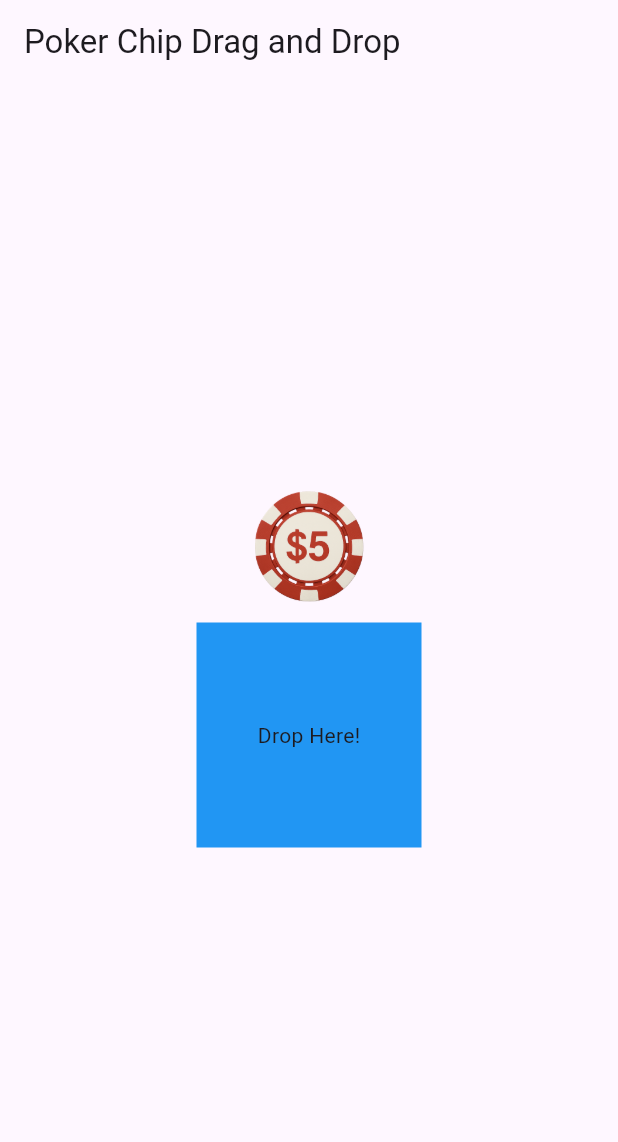
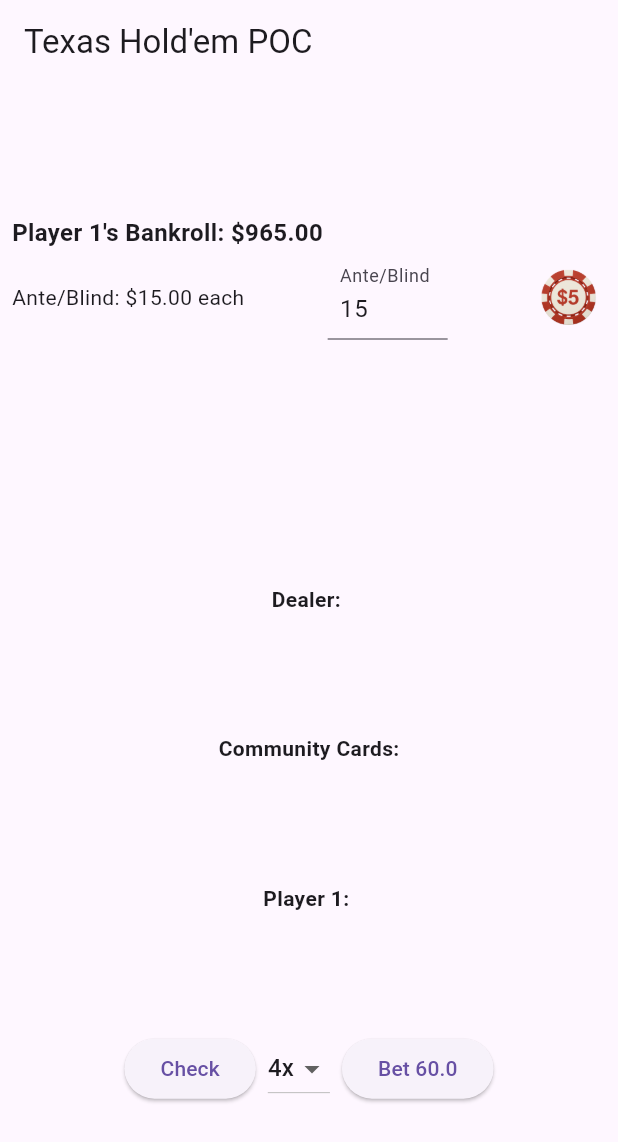
Before and after one commit to JamesKPreston/uth, a Flutter app: the screen it shows after launch, on a phone screen of 412 x 824 dp. Shown: the top 1142 px of the screen. Run offline on Flutter 3.47's test engine with Material 3 defaults, Android fonts, the phone set to English and light mode, and no system bars; missing offline and left inert: playing_cards, poker_solver; statements that could not run were skipped.

Commit message:
It's ugly but I can now drag and drop the chip onto a spot have have it increase the ante/blind amount by the amount of the chip

```diff
--- a/lib/widgets/texas_holdem.dart
+++ b/lib/widgets/texas_holdem.dart
@@ -229,288 +229,211 @@ class UltimateTexasHoldemState extends State<UltimateTexasHoldem> {
     }
   }
 
-  bool chipDropped = false; // Track whether the chip is dropped
-  Offset chipPosition = Offset(0, 0); // Track the position of the chip in the target
-  bool isInsideTarget = false; // Track if the chip is inside the drag target area
-
   @override
   Widget build(BuildContext context) {
     return Scaffold(
       appBar: AppBar(
-        title: const Text('Poker Chip Drag and Drop'),
+        title: const Text('Texas Hold\'em POC'),
       ),
-      body: Center(
+      body: Padding(
+        padding: const EdgeInsets.all(8),
         child: Column(
-          mainAxisAlignment: MainAxisAlignment.center,
+          mainAxisAlignment: MainAxisAlignment.spaceEvenly,
           children: [
-            // Draggable Poker Chip
-            if (!chipDropped)
-              Draggable(
-                data: 'poker_chip',
-                feedback: Material(
-                  color: Colors.transparent,
-                  child: Image.asset('assets/red_chip.png', width: 100),
+            // Top section - Player info and controls
+            Column(
+              crossAxisAlignment: CrossAxisAlignment.start,
+              children: [
+                // Bankroll info
+                Text(
+                  '${player1.name}\'s Bankroll: \$${player1.bankroll.toStringAsFixed(2)}',
+                  style: const TextStyle(fontSize: 16, fontWeight: FontWeight.bold),
                 ),
-                childWhenDragging: Container(),
-                onDraggableCanceled: (velocity, offset) {
-                  // Handle cancellation of dragging (e.g., chip dragged outside)
-                  setState(() {
-                    // If chip is inside the target area when released, mark as dropped
-                    if (isInsideTarget) {
-                      chipDropped = true;
-                      chipPosition = offset; // Place the chip where it was released
+                const SizedBox(height: 4),
+                // Ante controls
+                Row(
+                  mainAxisAlignment: MainAxisAlignment.spaceBetween,
+                  children: [
+                    Text(
+                      'Ante/Blind: \$${anteAmount.toStringAsFixed(2)} each',
+                      style: const TextStyle(fontSize: 14),
+                    ),
+                    Row(
+                      children: [
+                        SizedBox(
+                          width: 80,
+                          // INSERT_YOUR_CODE
+                          child: DragTarget<String>(
+                            onWillAcceptWithDetails: (details) => true,
+                            onAcceptWithDetails: (details) {
+                              double newAmount = 0;
+                              switch (details.data) {
+                                case 'red_chip':
+                                  newAmount = 5;
+                                  break;
+                                case 'green_chip':
+                                  newAmount = 25;
+                                  break;
+                              }
+                              newAmount = anteAmount + newAmount;
+                              anteController.text = newAmount.toString();
+                              _updateAnteAmount(newAmount.toString());
+                            },
+                            builder: (context, candidateData, rejectedData) {
+                              return TextField(
+                                controller: anteController,
+                                keyboardType: TextInputType.number,
+                                decoration: const InputDecoration(
+                                  labelText: 'Ante/Blind',
+                                  isDense: true,
+                                  contentPadding: EdgeInsets.symmetric(horizontal: 8, vertical: 8),
+                                ),
+                                onChanged: _updateAnteAmount,
+                              );
+                            },
+                          ),
+                        ),
+                      ],
+                    ),
+                    LongPressDraggable<String>(
+                      data: 'red_chip',
+                      feedback: Material(
+                        color: Colors.transparent,
+                        child: Image.asset('assets/red_chip.png', width: 50),
+                      ),
+                      childWhenDragging: Container(),
+                      child: Image.asset('assets/red_chip.png', width: 50),
+                    ),
+                    // Image.asset('assets/red_chip.png', width: 50, height: 50),
+                  ],
+                ),
+              ],
+            ),
+            const SizedBox(height: 4),
+
+            // Dealer cards
+            Column(
+              children: [
+                Text(
+                  'Dealer: $dealerHand',
+                  style: const TextStyle(fontWeight: FontWeight.bold),
+                ),
+                Row(
+                  mainAxisAlignment: MainAxisAlignment.center,
+                  children: dealer
+                      .map((c) => SizedBox(
+                            width: 70,
+                            height: 70 * (89.0 / 64.0),
+                            child: playing_cards.PlayingCardView(card: c.toPlayingCard(), showBack: showBacks),
+                          ))
+                      .toList(),
+                ),
+              ],
+            ),
+
+            // Community cards
+            Column(
+              children: [
+                const Text('Community Cards:', style: TextStyle(fontWeight: FontWeight.bold)),
+                Wrap(
+                  alignment: WrapAlignment.center,
+                  spacing: 4,
+                  runSpacing: 4,
+                  children: community.asMap().entries.map((entry) {
+                    final index = entry.key;
+                    final card = entry.value;
+                    if (gameEnded) {
+                      return SizedBox(
+                        width: 70,
+                        height: 70 * (89.0 / 64.0),
+                        child: playing_cards.PlayingCardView(
+                          card: card.toPlayingCard(),
+                          showBack: false,
+                        ),
+                      );
                     } else {
-                      chipDropped = false;
+                      return SizedBox(
+                        width: 70,
+                        height: 70 * (89.0 / 64.0),
+                        child: playing_cards.PlayingCardView(
+                          card: card.toPlayingCard(),
+                          showBack: index < 3 ? checkRound < 1 : checkRound < 2,
+                        ),
+                      );
                     }
-                  });
-                },
-                child: Image.asset('assets/red_chip.png', width: 100),
+                  }).toList(),
+                ),
+              ],
+            ),
+
+            // Player cards
+            Column(
+              children: [
+                Text(
+                  'Player 1: $player1Hand',
+                  style: const TextStyle(fontWeight: FontWeight.bold),
+                ),
+                Row(
+                  mainAxisAlignment: MainAxisAlignment.center,
+                  children: player1Cards
+                      .map((c) => SizedBox(
+                            width: 70,
+                            height: 70 * (89.0 / 64.0),
+                            child: playing_cards.PlayingCardView(card: c.toPlayingCard(), showBack: false),
+                          ))
+                      .toList(),
+                ),
+              ],
+            ),
+
+            // Game controls
+            Row(
+              mainAxisAlignment: MainAxisAlignment.center,
+              children: [
+                if (gameEnded)
+                  ElevatedButton(
+                    onPressed: _resetGame,
+                    child: const Text('Deal Again'),
+                  )
+                else ...[
+                  ElevatedButton(
+                    onPressed: checkRound < 3 ? _handleCheck : null,
+                    child: Text(checkRound < 2 ? 'Check' : 'Fold'),
+                  ),
+                  const SizedBox(width: 8),
+                  DropdownButton<String>(
+                    value: selectedBetMultiplier ?? availableMultipliers.first,
+                    items: availableMultipliers
+                        .map((multiplier) => DropdownMenuItem(
+                              value: multiplier,
+                              child: Text(multiplier),
+                            ))
+                        .toList(),
+                    onChanged: (value) {
+                      setState(() {
+                        selectedBetMultiplier = value;
+                      });
+                    },
+                  ),
+                  const SizedBox(width: 8),
+                  ElevatedButton(
+                    onPressed: _handleBet,
+                    child: Text('Bet ${anteAmount * double.parse(selectedBetMultiplier?.replaceAll('x', '') ?? '1')}'),
+                  ),
+                ],
+              ],
+            ),
+
+            // Result
+            if (result.isNotEmpty)
+              Text(
+                result,
+                style: const TextStyle(fontSize: 14, fontWeight: FontWeight.bold),
+                textAlign: TextAlign.center,
               ),
-            // Drop Target
-            DragTarget<String>(
-              onWillAcceptWithDetails: (details) {
-                // Check if chip is inside the drag target area
-                RenderBox targetBox = context.findRenderObject() as RenderBox;
-                final targetPosition = targetBox.localToGlobal(Offset.zero);
-                final targetSize = targetBox.size;
-                final chipOffset = details.offset;
-
-                // Determine if the chip is inside the target bounds
-                isInsideTarget = targetPosition.dx <= chipOffset.dx &&
-                    chipOffset.dx <= targetPosition.dx + targetSize.width &&
-                    targetPosition.dy <= chipOffset.dy &&
-                    chipOffset.dy <= targetPosition.dy + targetSize.height;
-                return isInsideTarget; // Accept the drop if inside target area
-              },
-              onAcceptWithDetails: (details) {
-                setState(() {
-                  chipDropped = true;
-                  chipPosition = Offset(0, 0); // Center the chip in the target
-                });
-              },
-              builder: (context, candidateData, rejectedData) {
-                return Stack(
-                  alignment: Alignment.center,
-                  children: [
-                    Container(
-                      width: 150,
-                      height: 150,
-                      color: Colors.blue,
-                      child: Center(
-                        child: chipDropped
-                            ? Image.asset('assets/red_chip.png', width: 100)
-                            : (candidateData.isEmpty ? const Text('Drop Here!') : const Text('Dropped!')),
-                      ),
-                    ),
-                    // if (chipDropped)
-                    //   Positioned(
-                    //     left: chipPosition.dx,
-                    //     top: chipPosition.dy,
-                    //     child: Image.asset('assets/red_chip.png', width: 100),
-                    //   ),
-                  ],
-                );
-              },
-            ),
           ],
         ),
       ),
     );
   }
-  // @override
-  // Widget build(BuildContext context) {
-  //   return Scaffold(
-  //     appBar: AppBar(
-  //       title: const Text('Texas Hold\'em POC'),
-  //     ),
-  //     body: Padding(
-  //       padding: const EdgeInsets.all(8),
-  //       child: Column(
-  //         mainAxisAlignment: MainAxisAlignment.spaceEvenly,
-  //         children: [
-  //           // Top section - Player info and controls
-  //           Column(
-  //             crossAxisAlignment: CrossAxisAlignment.start,
-  //             children: [
-  //               // Bankroll info
-  //               Text(
-  //                 '${player1.name}\'s Bankroll: \$${player1.bankroll.toStringAsFixed(2)}',
-  //                 style: const TextStyle(fontSize: 16, fontWeight: FontWeight.bold),
-  //               ),
-  //               const SizedBox(height: 4),
-  //               // Ante controls
-  //               Row(
-  //                 mainAxisAlignment: MainAxisAlignment.spaceBetween,
-  //                 children: [
-  //                   Text(
-  //                     'Ante/Blind: \$${anteAmount.toStringAsFixed(2)} each',
-  //                     style: const TextStyle(fontSize: 14),
-  //                   ),
-  //                   Row(
-  //                     children: [
-  //                       SizedBox(
-  //                         width: 80,
-  //                         child: TextField(
-  //                           controller: anteController,
-  //                           keyboardType: TextInputType.number,
-  //                           decoration: const InputDecoration(
-  //                             labelText: 'Ante/Blind',
-  //                             isDense: true,
-  //                             contentPadding: EdgeInsets.symmetric(horizontal: 8, vertical: 8),
-  //                           ),
-  //                           onChanged: _updateAnteAmount,
-  //                         ),
-  //                       ),
-  //                       IconButton(
-  //                         icon: const Icon(Icons.arrow_upward, size: 20),
-  //                         onPressed: () {
-  //                           final newAmount = anteAmount + 1;
-  //                           anteController.text = newAmount.toString();
-  //                           _updateAnteAmount(newAmount.toString());
-  //                         },
-  //                       ),
-  //                       IconButton(
-  //                         icon: const Icon(Icons.arrow_downward, size: 20),
-  //                         onPressed: () {
-  //                           if (anteAmount > 0) {
-  //                             final newAmount = anteAmount - 1;
-  //                             anteController.text = newAmount.toString();
-  //                             _updateAnteAmount(newAmount.toString());
-  //                           }
-  //                         },
-  //                       ),
-  //                     ],
-  //                   ),
-  //                   Image.asset('assets/red_chip.png', width: 50, height: 50),
-  //                 ],
-  //               ),
-  //             ],
-  //           ),
-  //           const SizedBox(height: 4),
-
-  //           // Dealer cards
-  //           Column(
-  //             children: [
-  //               Text(
-  //                 'Dealer: $dealerHand',
-  //                 style: const TextStyle(fontWeight: FontWeight.bold),
-  //               ),
-  //               Row(
-  //                 mainAxisAlignment: MainAxisAlignment.center,
-  //                 children: dealer
-  //                     .map((c) => SizedBox(
-  //                           width: 70,
-  //                           height: 70 * (89.0 / 64.0),
-  //                           child: playing_cards.PlayingCardView(card: c.toPlayingCard(), showBack: showBacks),
-  //                         ))
-  //                     .toList(),
-  //               ),
-  //             ],
-  //           ),
-
-  //           // Community cards
-  //           Column(
-  //             children: [
-  //               const Text('Community Cards:', style: TextStyle(fontWeight: FontWeight.bold)),
-  //               Wrap(
-  //                 alignment: WrapAlignment.center,
-  //                 spacing: 4,
-  //                 runSpacing: 4,
-  //                 children: community.asMap().entries.map((entry) {
-  //                   final index = entry.key;
-  //                   final card = entry.value;
-  //                   if (gameEnded) {
-  //                     return SizedBox(
-  //                       width: 70,
-  //                       height: 70 * (89.0 / 64.0),
-  //                       child: playing_cards.PlayingCardView(
-  //                         card: card.toPlayingCard(),
-  //                         showBack: false,
-  //                       ),
-  //                     );
-  //                   } else {
-  //                     return SizedBox(
-  //                       width: 70,
-  //                       height: 70 * (89.0 / 64.0),
-  //                       child: playing_cards.PlayingCardView(
-  //                         card: card.toPlayingCard(),
-  //                         showBack: index < 3 ? checkRound < 1 : checkRound < 2,
-  //                       ),
-  //                     );
-  //                   }
-  //                 }).toList(),
-  //               ),
-  //             ],
-  //           ),
-
-  //           // Player cards
-  //           Column(
-  //             children: [
-  //               Text(
-  //                 'Player 1: $player1Hand',
-  //                 style: const TextStyle(fontWeight: FontWeight.bold),
-  //               ),
-  //               Row(
-  //                 mainAxisAlignment: MainAxisAlignment.center,
-  //                 children: player1Cards
-  //                     .map((c) => SizedBox(
-  //                           width: 70,
-  //                           height: 70 * (89.0 / 64.0),
-  //                           child: playing_cards.PlayingCardView(card: c.toPlayingCard(), showBack: false),
-  //                         ))
-  //                     .toList(),
-  //               ),
-  //             ],
-  //           ),
-
-  //           // Game controls
-  //           Row(
-  //             mainAxisAlignment: MainAxisAlignment.center,
-  //             children: [
-  //               if (gameEnded)
-  //                 ElevatedButton(
-  //                   onPressed: _resetGame,
-  //                   child: const Text('Deal Again'),
-  //                 )
-  //               else ...[
-  //                 ElevatedButton(
-  //                   onPressed: checkRound < 3 ? _handleCheck : null,
-  //                   child: Text(checkRound < 2 ? 'Check' : 'Fold'),
-  //                 ),
-  //                 const SizedBox(width: 8),
-  //                 DropdownButton<String>(
-  //                   value: selectedBetMultiplier ?? availableMultipliers.first,
-  //                   items: availableMultipliers
-  //                       .map((multiplier) => DropdownMenuItem(
-  //                             value: multiplier,
-  //                             child: Text(multiplier),
-  //                           ))
-  //                       .toList(),
-  //                   onChanged: (value) {
-  //                     setState(() {
-  //                       selectedBetMultiplier = value;
-  //                     });
-  //                   },
-  //                 ),
-  //                 const SizedBox(width: 8),
-  //                 ElevatedButton(
-  //                   onPressed: _handleBet,
-  //                   child: Text('Bet ${anteAmount * double.parse(selectedBetMultiplier?.replaceAll('x', '') ?? '1')}'),
-  //                 ),
-  //               ],
-  //             ],
-  //           ),
-
-  //           // Result
-  //           if (result.isNotEmpty)
-  //             Text(
-  //               result,
-  //               style: const TextStyle(fontSize: 14, fontWeight: FontWeight.bold),
-  //               textAlign: TextAlign.center,
-  //             ),
-  //         ],
-  //       ),
-  //     ),
-  //   );
-  // }
 }
```
